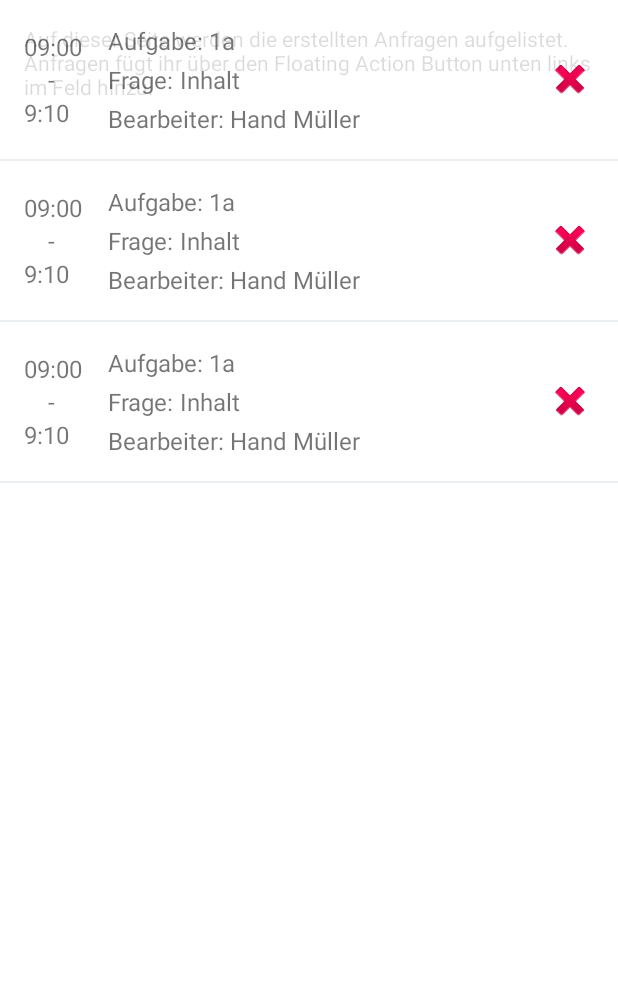
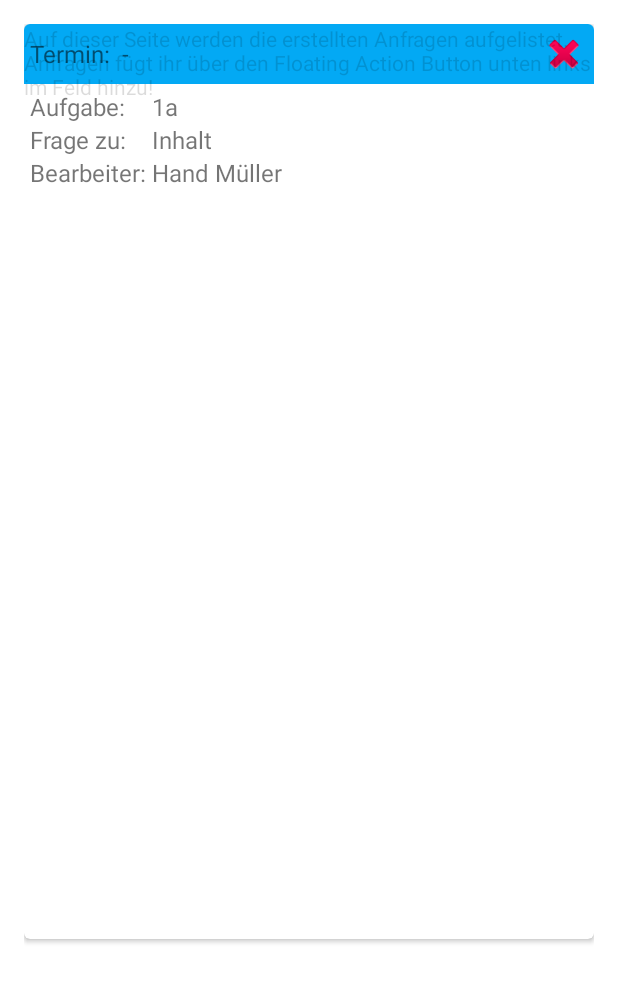
Before and after one commit to marcengelmann/SmartInsight, an Android app: the layout fragment_anfrage_list.xml on its own in the app's theme, with its tools: preview values and no code run, on a phone screen of 412 x 824 dp. Shown: the top 982 px of the screen. Run offline under Robolectric (Android 15) with nearby library versions, the phone set to English and light mode, and no system bars.

Commit message:
Überarbeiten der AnfrageListe

```diff
--- a/app/build.gradle
+++ b/app/build.gradle
@@ -26,6 +26,7 @@ dependencies {
     compile 'com.android.support:appcompat-v7:23.1.1'
     compile 'com.android.support:design:23.1.1'
     compile 'com.android.support:support-v4:23.1.1'
+    compile 'com.android.support:cardview-v7:23.1.0'
     compile 'com.android.support:recyclerview-v7:23.1.1'
     compile 'com.github.ganfra:material-spinner:1.1.1'
 }
--- a/app/src/main/java/de/tum/mw/ftm/praktikum/smartinsight/AnfrageListFragment.java
+++ b/app/src/main/java/de/tum/mw/ftm/praktikum/smartinsight/AnfrageListFragment.java
@@ -70,12 +70,10 @@ public class AnfrageListFragment extends Fragment implements AnfrageListAdapter.
             Context context = view.getContext();
             txtIntroduction = (TextView) view.findViewById(R.id.txtInfo);
             recyclerView = (RecyclerView) view.findViewById(R.id.list);
-            if (mColumnCount <= 1) {
-                recyclerView.setLayoutManager(new LinearLayoutManager(context));
-            } else {
-                recyclerView.setLayoutManager(new GridLayoutManager(context, mColumnCount));
-            }
-
+            recyclerView.setHasFixedSize(true);
+            LinearLayoutManager llm = new LinearLayoutManager(getContext());
+            llm.setOrientation(LinearLayoutManager.VERTICAL);
+            recyclerView.setLayoutManager(llm);
             // Create the adapter to convert the array to views
             recyclerView.setAdapter(adapter);
 
--- a/app/src/main/res/layout/fragment_anfrage_list.xml
+++ b/app/src/main/res/layout/fragment_anfrage_list.xml
@@ -9,9 +9,9 @@
 
     <android.support.v7.widget.RecyclerView
         android:id="@+id/list"
+        android:layout_margin="16dp"
         android:layout_width="wrap_content"
         android:layout_height="wrap_content"
-        android:background="#ECEFF1"
         app:layoutManager="LinearLayoutManager"
         tools:listitem="@layout/fragment_list_item"
         ></android.support.v7.widget.RecyclerView>
--- a/app/src/main/res/layout/fragment_list_item.xml
+++ b/app/src/main/res/layout/fragment_list_item.xml
@@ -1,38 +1,78 @@
 <?xml version="1.0" encoding="utf-8"?>
-<RelativeLayout xmlns:android="http://schemas.android.com/apk/res/android"
-    xmlns:app="http://schemas.android.com/apk/res-auto"
+<android.support.v7.widget.CardView
+    xmlns:card_view="http://schemas.android.com/apk/res-auto"
+    xmlns:android="http://schemas.android.com/apk/res/android"
+    android:id="@+id/card_view_request_list"
+    android:layout_width="match_parent"
+    android:layout_height="match_parent"
+    card_view:cardCornerRadius="4dp"
+    android:layout_marginBottom="10dp">
+<LinearLayout
+    android:layout_width="match_parent"
+    android:layout_height="wrap_content"
+    android:orientation="vertical">
+    <RelativeLayout
         android:layout_width="match_parent"
         android:layout_height="wrap_content"
         android:orientation="horizontal"
-    android:layout_marginBottom="1dp"
-    android:background="#FFFFFF">
-<RelativeLayout
-        android:layout_width="match_parent"
-        android:layout_height="wrap_content"
-        android:layout_margin="16dp">
-
+        android:textColor="@android:color/white"
+        android:background="@color/colorPrimary"
+        android:padding="4dp">
         <TextView
             android:layout_width="wrap_content"
             android:layout_height="wrap_content"
-            android:id="@+id/startTime"
-            android:paddingTop="4dp"
+            android:id="@+id/txtTime"
+            android:text="Termin: "
+            android:layout_centerVertical="true"
             android:layout_alignParentLeft="true"
-            android:text="09:00"
             android:textSize="16dp"/>
-        <LinearLayout
+        <TextView
             android:layout_width="wrap_content"
             android:layout_height="wrap_content"
-            android:orientation="horizontal"
-            android:id="@+id/anfrage_item_row0"
-            android:layout_marginBottom="4dp"
-            android:layout_row="1"
-            android:layout_alignParentLeft="true"
-            android:paddingLeft="56dp">
+            android:layout_centerVertical="true"
+            android:layout_toRightOf="@id/txtTime"
+            android:id="@+id/startTime"
+            android:textSize="16dp"/>
+        <TextView
+            android:layout_width="wrap_content"
+            android:layout_height="wrap_content"
+            android:layout_centerVertical="true"
+            android:id="@+id/txtUntil"
+            android:layout_toRightOf="@id/startTime"
+            android:text=" - "
+            android:textSize="16dp"/>
+        <TextView
+            android:layout_width="wrap_content"
+            android:layout_height="wrap_content"
+            android:id="@+id/endTime"
+            android:layout_centerVertical="true"
+            android:layout_toRightOf="@id/txtUntil"
+            android:textSize="16dp"/>
+        <ImageButton
+            android:id="@+id/listViewButton"
+            android:layout_width="wrap_content"
+            android:layout_height="wrap_content"
+            android:layout_alignParentRight="true"
+            android:layout_centerVertical="true"
+            android:src="@android:drawable/ic_delete"
+            android:background="@color/colorPrimary"
+            />
+    </RelativeLayout>
+
+    <GridLayout
+        android:layout_width="match_parent"
+        android:layout_height="wrap_content"
+        android:padding="4dp">
         <TextView
             android:layout_width="wrap_content"
             android:layout_height="wrap_content"
             android:textSize="16dp"
-                android:text="Aufgabe: "/>
+            android:text="Aufgabe: "
+            android:layout_row="0"
+            android:layout_column="0"/>
+        <LinearLayout
+            android:layout_row="0"
+            android:layout_column="1">
             <TextView
                 android:layout_width="wrap_content"
                 android:layout_height="wrap_content"
@@ -45,74 +85,39 @@
                 android:textSize="16dp"
                 android:id="@+id/taskSubNumber"
                 android:text="a"/>
-
         </LinearLayout>
         <TextView
             android:layout_width="wrap_content"
             android:layout_height="wrap_content"
-            android:id="@+id/anfrage_item_until"
-            android:text="-"
-            android:paddingLeft="16dp"
-            android:layout_below="@id/startTime"
-            android:textSize="16dp"/>
-        <LinearLayout
-            android:layout_width="wrap_content"
-            android:layout_height="wrap_content"
-            android:orientation="horizontal"
-            android:paddingLeft="56dp"
-            android:layout_marginBottom="4dp"
-            android:id="@+id/anfrage_item_row1"
-            android:layout_below="@id/anfrage_item_row0">
-
-            <TextView
-                android:layout_width="wrap_content"
-                android:layout_height="wrap_content"
             android:textSize="16dp"
-                android:text="Frage: "/>
+            android:text="Frage zu: "
+            android:layout_row="1"
+            android:layout_column="0"/>
         <TextView
             android:layout_width="wrap_content"
             android:layout_height="wrap_content"
             android:textSize="16dp"
             android:id="@+id/question"
-                android:text="Inhalt"/>
-        </LinearLayout>
-        <TextView
-            android:layout_width="wrap_content"
-            android:layout_height="wrap_content"
-            android:id="@+id/endTime"
-            android:textSize="16dp"
-            android:text="9:10"
-            android:paddingBottom="4dp"
-            android:layout_below="@id/anfrage_item_until"
-            android:textAlignment="center"/>
-        <LinearLayout
-            android:layout_width="wrap_content"
-            android:layout_height="wrap_content"
-            android:layout_below="@id/anfrage_item_row1"
-            android:orientation="horizontal"
-            android:paddingLeft="56dp"
-            android:id="@+id/anfrage_item_row2">
+            android:text="Inhalt"
+            android:layout_row="1"
+            android:layout_column="1"/>
         <TextView
             android:layout_width="wrap_content"
             android:layout_height="wrap_content"
             android:textSize="16dp"
-                android:text="Bearbeiter: "/>
+            android:text="Bearbeiter: "
+            android:layout_row="2"
+            android:layout_column="0"/>
         <TextView
             android:layout_width="wrap_content"
             android:layout_height="wrap_content"
             android:textSize="16dp"
             android:id="@+id/editor"
-                android:text="Hand Müller"/>
+            android:text="Hand Müller"
+            android:layout_row="2"
+            android:layout_column="1"/>
+        </GridLayout>
+
 </LinearLayout>
 
-    <ImageButton
-        android:id="@+id/listViewButton"
-        android:layout_width="wrap_content"
-        android:layout_height="wrap_content"
-        android:layout_alignParentRight="true"
-        android:layout_centerVertical="true"
-        android:background="#ffffff"
-        android:src="@android:drawable/ic_delete"
-        />
-    </RelativeLayout>
-</RelativeLayout>
+</android.support.v7.widget.CardView>
```
Lines whose indentation alone changed are shown as unchanged.
